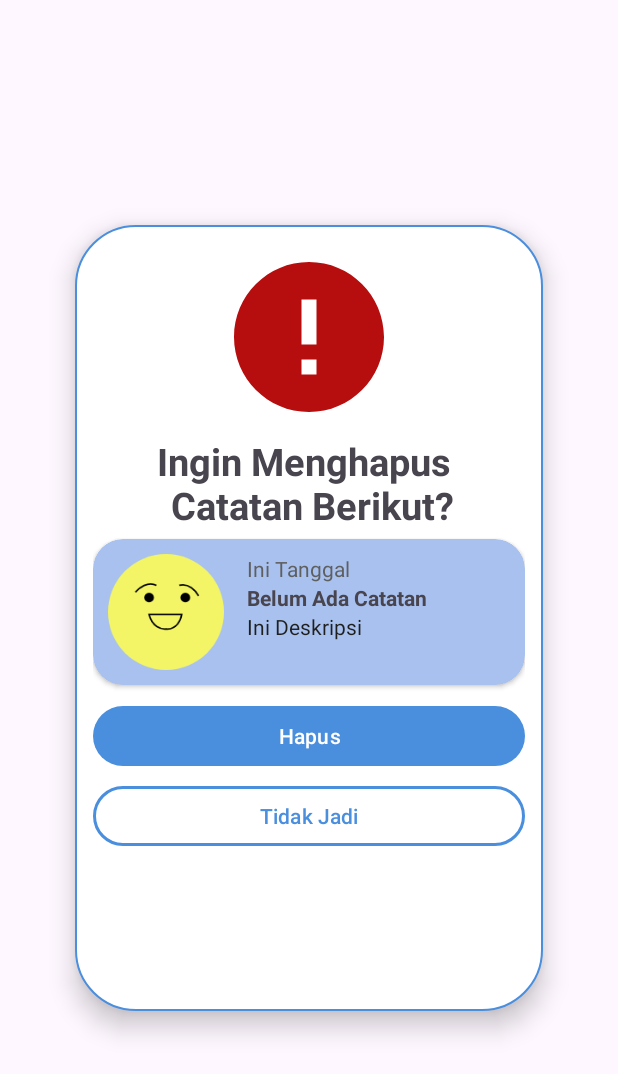
After one commit to poaassasin/RemoodAPI, an Android app: the layout dialog_delete.xml on its own in the app's theme, with its tools: preview values and no code run, on a phone screen of 412 x 824 dp. The commit adds this screen. Shown: the top 1074 px of the screen. Run offline under Robolectric (Android 15) with nearby library versions, the phone set to English and light mode, and no system bars.

Commit message:
Menambah Dialog Delete di Fragment Jurnal

```diff
--- /dev/null
+++ b/app/src/main/res/drawable/baseline_error_24.xml
@@ -0,0 +1,5 @@
+<vector xmlns:android="http://schemas.android.com/apk/res/android" android:height="24dp" android:tint="#B60E0E" android:viewportHeight="24" android:viewportWidth="24" android:width="24dp">
+
+    <path android:fillColor="@android:color/white" android:pathData="M12,2C6.48,2 2,6.48 2,12s4.48,10 10,10 10,-4.48 10,-10S17.52,2 12,2zM13,17h-2v-2h2v2zM13,13h-2L11,7h2v6z"/>
+
+</vector>
--- /dev/null
+++ b/app/src/main/res/drawable/dialog_card.xml
@@ -0,0 +1,15 @@
+<?xml version="1.0" encoding="utf-8"?>
+<shape xmlns:android="http://schemas.android.com/apk/res/android">
+    <solid
+        android:color="@color/white"/>
+    <corners
+        android:radius="40dp"/>
+    <padding
+        android:left="12dp"
+        android:right="12dp"
+        android:top="15dp"
+        android:bottom="20dp"/>
+    <stroke
+        android:width="1dp"
+        android:color="@color/blue"/>
+</shape>
--- /dev/null
+++ b/app/src/main/res/layout/dialog_delete.xml
@@ -0,0 +1,96 @@
+<?xml version="1.0" encoding="utf-8"?>
+<LinearLayout xmlns:android="http://schemas.android.com/apk/res/android"
+    android:layout_width="match_parent"
+    android:layout_height="match_parent"
+    xmlns:app="http://schemas.android.com/apk/res-auto"
+    android:layout_marginBottom="150dp"
+    android:layout_marginTop="150dp"
+    android:layout_marginEnd="50dp"
+    android:layout_marginStart="50dp"
+    android:orientation="vertical"
+    android:elevation="10dp"
+    android:background="@drawable/dialog_card">
+    <ImageView
+        android:layout_width="120dp"
+        android:layout_height="120dp"
+        android:layout_gravity="center"
+        android:src="@drawable/baseline_error_24"/>
+    <TextView
+        android:layout_width="wrap_content"
+        android:layout_height="wrap_content"
+        android:text="Ingin Menghapus \n Catatan Berikut?"
+        android:layout_gravity="center"
+        android:textStyle="bold"
+        android:textSize="25sp"
+        android:gravity="center"
+        android:layout_marginTop="5dp"/>
+
+    <androidx.cardview.widget.CardView
+        android:layout_width="match_parent"
+        android:layout_height="wrap_content"
+        android:layout_gravity="center"
+        android:backgroundTint="@color/lightblue"
+        app:cardCornerRadius="20dp"
+        android:layout_marginTop="5dp">
+        <LinearLayout
+            android:id="@+id/viewItemPosition"
+            android:layout_width="wrap_content"
+            android:layout_height="wrap_content"
+            android:orientation="horizontal"
+            android:padding="10dp">
+            <ImageView
+                android:id="@+id/emosiDialog"
+                android:layout_width="wrap_content"
+                android:layout_height="wrap_content"
+                android:layout_marginEnd="15dp"
+                android:layout_gravity="center"
+                android:maxWidth="80dp"
+                android:src="@drawable/image_perasaan" />
+
+            <LinearLayout
+                android:layout_width="wrap_content"
+                android:layout_height="wrap_content"
+                android:orientation="vertical">
+
+                <TextView
+                    android:id="@+id/dialogDate"
+                    android:layout_width="wrap_content"
+                    android:layout_height="wrap_content"
+                    android:ems="15"
+                    android:text="Ini Tanggal"
+                    android:textColor="@color/darkgray" />
+
+                <TextView
+                    android:id="@+id/dialogJudul"
+                    android:layout_width="wrap_content"
+                    android:layout_height="wrap_content"
+                    android:ems="10"
+                    android:text="Belum Ada Catatan"
+                    android:textStyle="bold" />
+
+                <TextView
+                    android:id="@+id/dialogDeskripsi"
+                    android:layout_width="wrap_content"
+                    android:layout_height="wrap_content"
+                    android:ems="10"
+                    android:textColor="@color/black"
+                    android:text="Ini Deskripsi" />
+            </LinearLayout>
+        </LinearLayout>
+    </androidx.cardview.widget.CardView>
+
+    <Button
+        android:layout_width="match_parent"
+        android:layout_height="wrap_content"
+        android:layout_marginTop="10dp"
+        android:id="@+id/btnHapusDialog"
+        android:text="Hapus"/>
+    <Button
+        android:layout_width="match_parent"
+        android:layout_height="wrap_content"
+        android:layout_marginTop="5dp"
+        android:text="Tidak Jadi"
+        android:id="@+id/btnCancelDialog"
+        style="@style/buttonStroke"/>
+
+</LinearLayout>
--- a/app/src/main/res/values/themes.xml
+++ b/app/src/main/res/values/themes.xml
@@ -23,6 +23,15 @@
         <item name="cornerSize">100%</item>
     </style>
 
+    <style name="buttonStroke">
+        <item name="cornerSize">100%</item>
+        <item name="cornerFamily">rounded</item>
+        <item name="android:textColor">@color/blue</item>
+        <item name="backgroundTint">@color/white</item>
+        <item name="strokeWidth">2dp</item>
+        <item name="strokeColor">@color/blue</item>
+    </style>
+
     <style name="belum_ada_mood">
         <item name="android:textSize">13sp</item>
         <item name="android:textColor">#7F7F7F</item>
```
Also changed, not shown: app/src/main/java/com/example/remood/JurnalFragment.java (+73 -16 lines).
